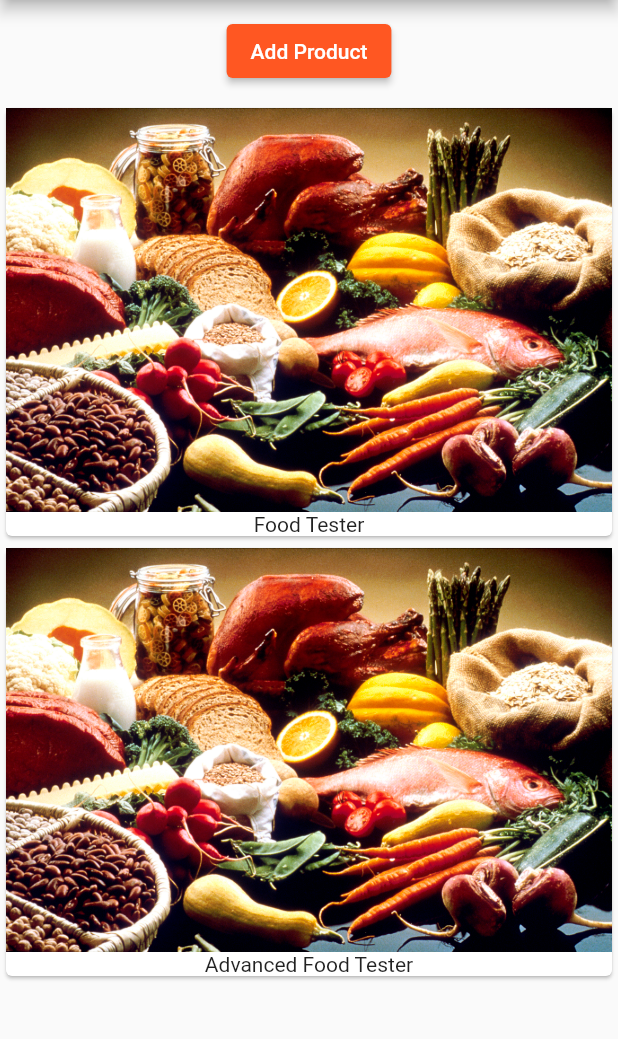
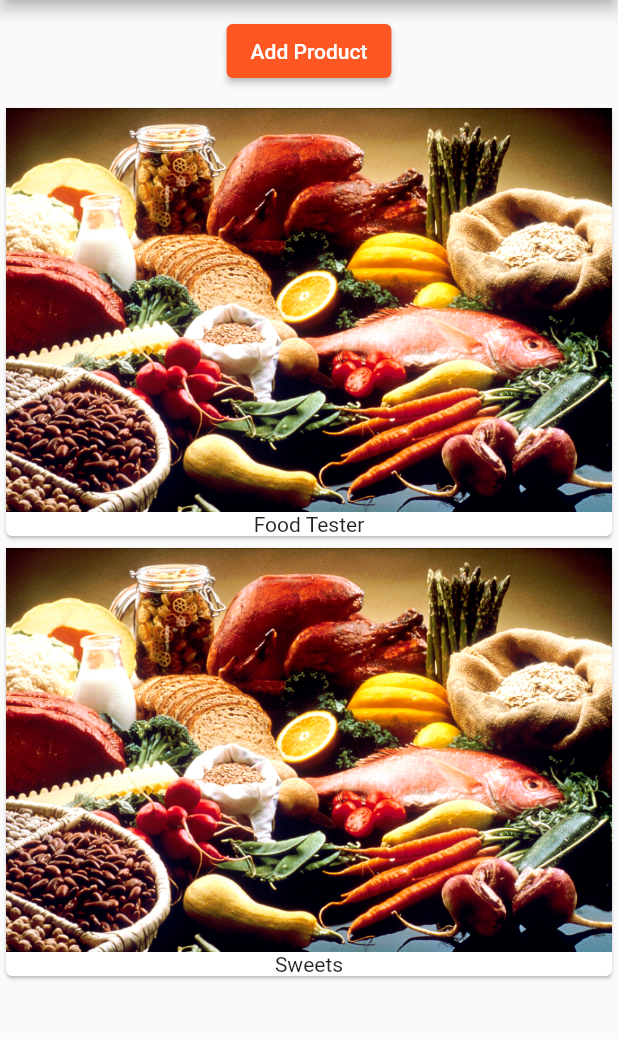
Before and after one commit to felixsaid/first_flutter_app, a Flutter app: the screen it shows after launch, after a tap on "Add Product", on a phone screen of 412 x 824 dp, the part 84-1123 px from its top. Run offline on Flutter 3.47's test engine with Material 2 defaults, Android fonts, the phone set to English and light mode, and no system bars.

Commit message:
Button widget

```diff
--- /dev/null
+++ b/lib/product_control.dart
@@ -0,0 +1,17 @@
+import 'package:flutter/material.dart';
+
+class ProductControl extends StatelessWidget{
+  final Function addProduct;
+
+  ProductControl(this.addProduct);
+
+  @override
+  Widget build(BuildContext context) {
+    return ElevatedButton(
+      onPressed: () {
+          addProduct('Sweets');
+      },
+      child: Text('Add Product'),
+    );
+  }
+}
--- a/lib/product_manager.dart
+++ b/lib/product_manager.dart
@@ -1,6 +1,7 @@
 import 'package:flutter/material.dart';
 
 import './products.dart';
+import './product_control.dart';
 
 class ProductManager extends StatefulWidget {
   final String startingProduct;
@@ -22,21 +23,20 @@ class _ProductManagerState extends State<ProductManager> {
     super.initState();
   }
 
+  void _addProduct(String product){
+    setState(() {
+      _products.add(product);
+      print(_products);
+    });
+  }
+
   @override
   Widget build(BuildContext context) {
     return Column(
       children: [
         Container(
           margin: EdgeInsets.all(10.0),
-          child: ElevatedButton(
-            onPressed: () {
-              setState(() {
-                _products.add('Advanced Food Tester');
-                print(_products);
-              });
-            },
-            child: Text('Add Product'),
-          ),
+          child: ProductControl(_addProduct),
         ),
         Products(_products)
       ],
```
